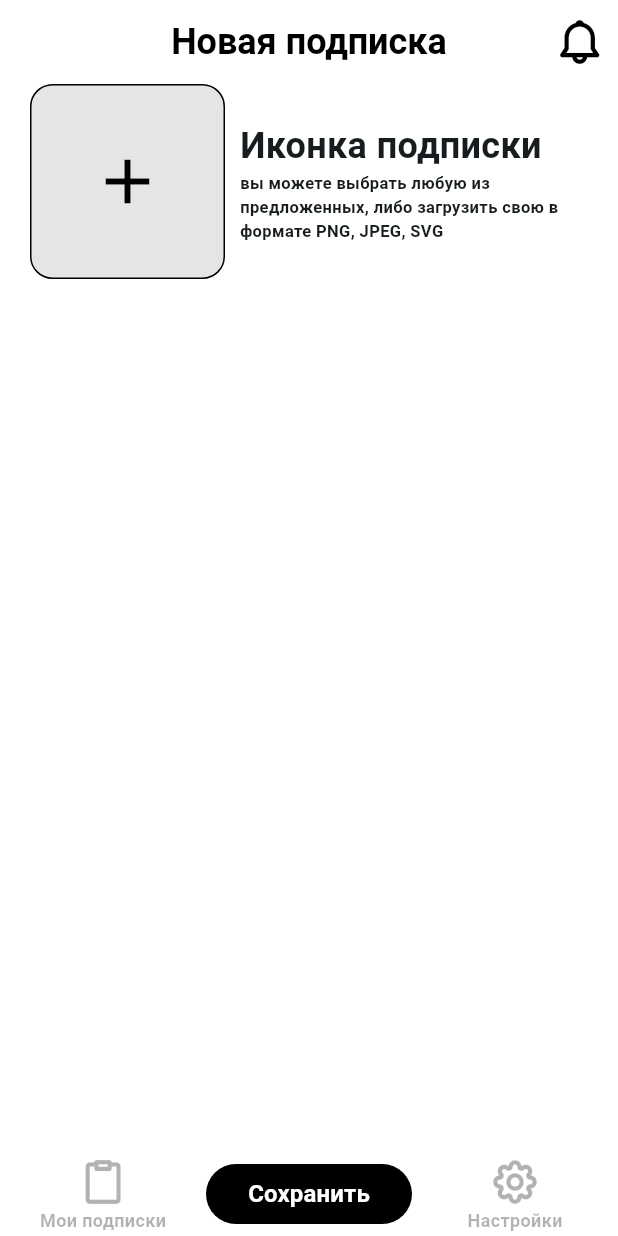
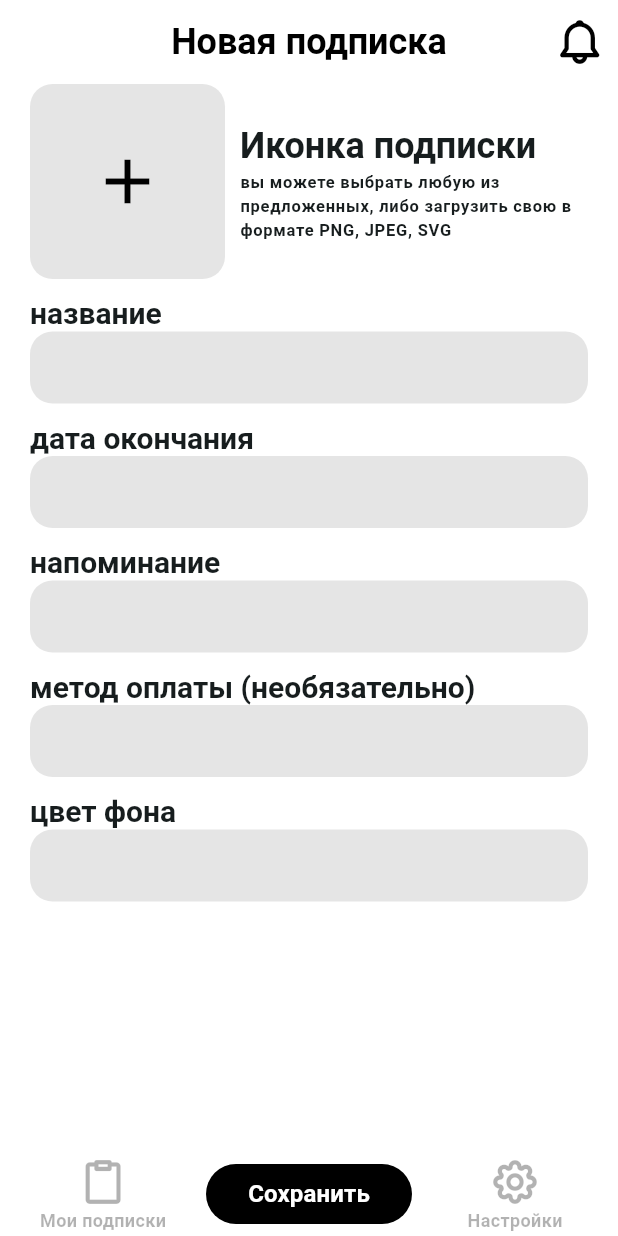
Before and after one commit to prosnake1/sub_notifier_app, a Flutter app: the AddSubscriptionScreen screen opened by its route, on a phone screen of 412 x 824 dp. Run offline on Flutter 3.47's test engine with Material 3 defaults, Android fonts, the phone set to English and light mode, and no system bars; our stand-ins replace flutter_bloc, get_it, go_router, shared_preferences, talker_flutter; missing offline and left inert: slang; accounts and stored records are empty; generated files the repository leaves out were written again; Roboto replaces fonts that are missing (Arial); project files that could hold a hidden picture were left out.

Commit message:
Theme Fixes + Add Sub Screen Update

```diff
--- a/lib/features/add_subscription/view/add_subscription_screen.dart
+++ b/lib/features/add_subscription/view/add_subscription_screen.dart
@@ -1,5 +1,4 @@
 import 'package:flutter/material.dart';
-import 'package:sub_notifier_app/extensions/extensions.dart';
 import 'package:sub_notifier_app/theme/theme.dart';
 import 'package:sub_notifier_app/widgets/widgets.dart';
 
@@ -13,22 +12,32 @@ class AddSubscriptionScreen extends StatefulWidget {
 class _AddSubscriptionScreenState extends State<AddSubscriptionScreen> {
   @override
   Widget build(BuildContext context) {
-    return Scaffold(
+    return GestureDetector(
+      onTap: () => FocusScope.of(context).unfocus(),
+      child: Scaffold(
         appBar: SnAppBar(
           title: 'Новая подписка',
         ),
-      body: Padding(
+        body: SingleChildScrollView(
+          child: Padding(
             padding: const EdgeInsets.symmetric(horizontal: 20),
             child: Column(
+              spacing: 10,
               children: [
                 Row(
+                  spacing: 10,
                   children: [
-                Container(
+                    InkWell(
+                      onTap: () {},
+                      radius: 15,
+                      child: Container(
                         height: 130,
                         width: 130,
                         decoration: BoxDecoration(
-                    color: ThemeColors.textIconExtraLow,
-                    border: Border.all(),
+                          color:
+                              (Theme.of(context).brightness == Brightness.dark)
+                                  ? ThemeColors.textIconPrimaryExtraLow
+                                  : ThemeColors.textIconExtraLow,
                           borderRadius: BorderRadius.circular(15),
                         ),
                         child: Icon(
@@ -36,18 +45,18 @@ class _AddSubscriptionScreenState extends State<AddSubscriptionScreen> {
                           size: 50,
                         ),
                       ),
-                10.pw,
+                    ),
                     Expanded(
                       child: Column(
                         crossAxisAlignment: CrossAxisAlignment.start,
                         children: [
                           Text(
                             'Иконка подписки',
-                        style: ThemeTypography.headlineSmall,
+                            style: Theme.of(context).textTheme.headlineSmall,
                           ),
                           Text(
                             'вы можете выбрать любую из предложенных, либо загрузить свою в формате PNG, JPEG, SVG',
-                        style: ThemeTypography.labelSmall,
+                            style: Theme.of(context).textTheme.labelSmall,
                             maxLines: 4,
                           )
                         ],
@@ -55,7 +64,24 @@ class _AddSubscriptionScreenState extends State<AddSubscriptionScreen> {
                     ),
                   ],
                 ),
+                SnTextField(
+                  labelText: 'название',
+                ),
+                SnTextField(
+                  labelText: 'дата окончания',
+                ),
+                SnTextField(
+                  labelText: 'напоминание',
+                ),
+                SnTextField(
+                  labelText: 'метод оплаты (необязательно)',
+                ),
+                SnTextField(
+                  labelText: 'цвет фона',
+                ),
               ],
+            ),
+          ),
         ),
       ),
     );
--- a/lib/theme/theme_typography.dart
+++ b/lib/theme/theme_typography.dart
@@ -13,6 +13,11 @@ class ThemeTypography {
 
   static const TextStyle headlineSmall = TextStyle(
     fontSize: 24,
+    fontWeight: FontWeight.bold,
+  );
+
+  static const TextStyle titleLarge = TextStyle(
+    fontSize: 20,
     fontWeight: FontWeight.bold,
   );
 
--- /dev/null
+++ b/lib/widgets/sn_textfield.dart
@@ -0,0 +1,33 @@
+import 'package:flutter/material.dart';
+import 'package:sub_notifier_app/theme/theme.dart';
+
+class SnTextField extends StatelessWidget {
+  const SnTextField({
+    super.key,
+    required this.labelText,
+    this.readOnly = false,
+  });
+  final String labelText;
+  final bool readOnly;
+
+  @override
+  Widget build(BuildContext context) {
+    return SizedBox(
+      child: Column(
+        crossAxisAlignment: CrossAxisAlignment.start,
+        children: [
+          Text(
+            labelText,
+            style: Theme.of(context).textTheme.titleLarge,
+          ),
+          TextFormField(
+            readOnly: readOnly,
+            style: ThemeTypography.bodyLarge.copyWith(
+              fontFamily: 'Roboto',
+            ),
+          ),
+        ],
+      ),
+    );
+  }
+}
--- a/lib/widgets/widgets.dart
+++ b/lib/widgets/widgets.dart
@@ -1,3 +1,4 @@
 export 'sn_icon_button.dart';
 export 'sn_navigation_bar.dart';
 export 'sn_appbar.dart';
+export 'sn_textfield.dart';
```
Also changed, not shown: lib/features/settings/view/settings_screen.dart (+7 -5 lines), lib/features/welcome/view/welcome_screen.dart (+7 -12 lines), lib/theme/theme_data.dart (+49 -0 lines), lib/features/add_subscription/widgets/add_icon_button.dart (added). Lines whose indentation alone changed are shown as unchanged.
